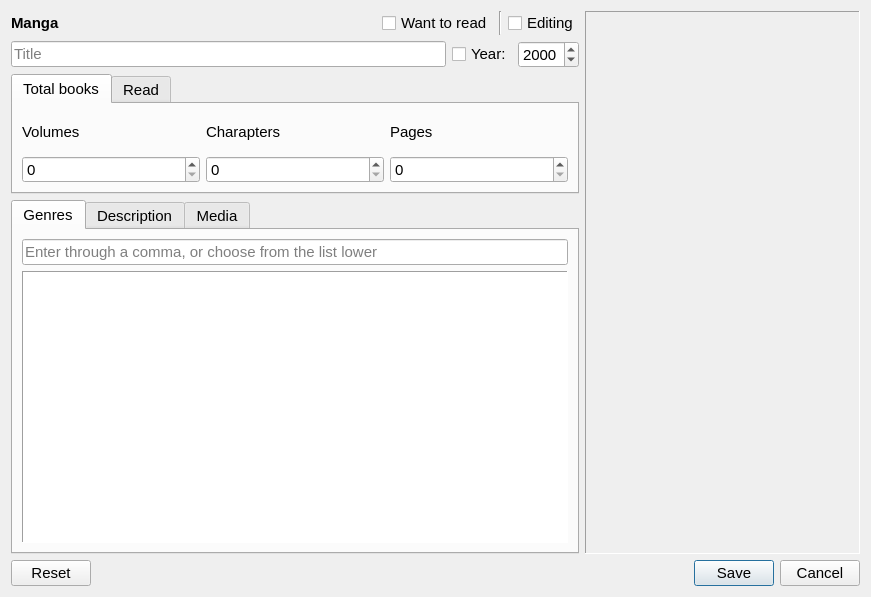
Above: dialogaddmanga.ui from LibertaSoft/DatabaseAnime before the change. Below: the same form after it.
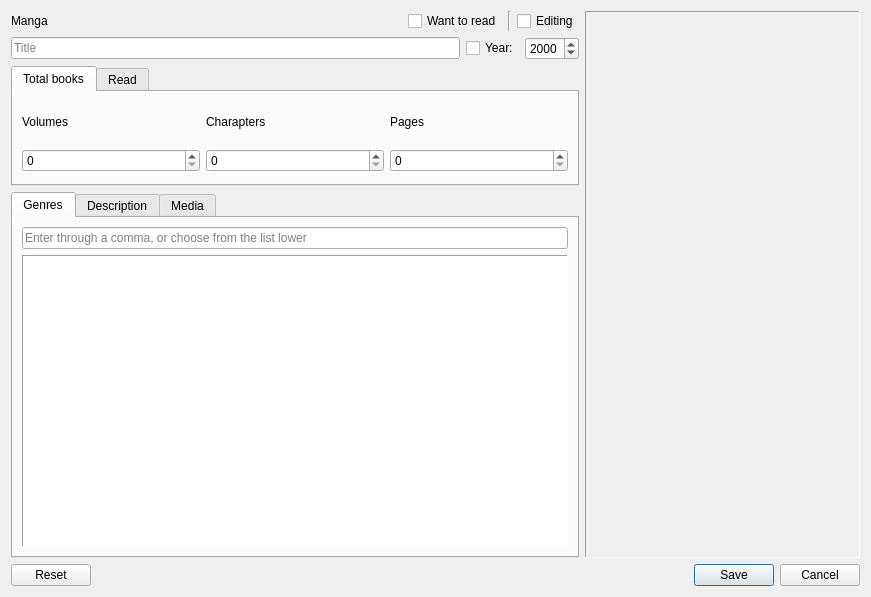
That is the form after the change. Icons and pictures are not drawn. Custom widgets are drawn as their Qt base class.

```diff
--- a/dialogaddmanga.ui
+++ b/dialogaddmanga.ui
@@ -28,14 +28,6 @@
         <layout class="QHBoxLayout" name="HLay_1">
          <item>
           <widget class="QLabel" name="label">
-           <property name="font">
-            <font>
-             <family>Cantarell</family>
-             <pointsize>11</pointsize>
-             <weight>75</weight>
-             <bold>true</bold>
-            </font>
-           </property>
            <property name="text">
             <string>Manga</string>
            </property>
@@ -43,12 +35,6 @@
          </item>
          <item>
           <spacer name="HSpacer_0">
-           <property name="font">
-            <font>
-             <family>Cantarell</family>
-             <pointsize>11</pointsize>
-            </font>
-           </property>
            <property name="orientation">
             <enum>Qt::Horizontal</enum>
            </property>
@@ -62,12 +48,6 @@
          </item>
          <item>
           <widget class="QCheckBox" name="CheckBox_LookLater">
-           <property name="font">
-            <font>
-             <family>Cantarell</family>
-             <pointsize>11</pointsize>
-            </font>
-           </property>
            <property name="text">
             <string>Want to read</string>
            </property>
@@ -75,12 +55,6 @@
          </item>
          <item>
           <widget class="Line" name="line">
-           <property name="font">
-            <font>
-             <family>Cantarell</family>
-             <pointsize>11</pointsize>
-            </font>
-           </property>
            <property name="orientation">
             <enum>Qt::Vertical</enum>
            </property>
@@ -88,12 +62,6 @@
          </item>
          <item>
           <widget class="QCheckBox" name="CheckBox_Editing">
-           <property name="font">
-            <font>
-             <family>Cantarell</family>
-             <pointsize>11</pointsize>
-            </font>
-           </property>
            <property name="text">
             <string>Editing</string>
            </property>
@@ -108,12 +76,6 @@
          </property>
          <item>
           <widget class="QLineEdit" name="LineEdit_Title">
-           <property name="font">
-            <font>
-             <family>Cantarell</family>
-             <pointsize>11</pointsize>
-            </font>
-           </property>
            <property name="maxLength">
             <number>128</number>
            </property>
@@ -127,12 +89,6 @@
          </item>
          <item>
           <widget class="QCheckBox" name="CBox_Year">
-           <property name="font">
-            <font>
-             <family>Cantarell</family>
-             <pointsize>11</pointsize>
-            </font>
-           </property>
            <property name="text">
             <string>Year:</string>
            </property>
@@ -140,12 +96,6 @@
          </item>
          <item>
           <widget class="QSpinBox" name="SpinBox_Year">
-           <property name="font">
-            <font>
-             <family>Cantarell</family>
-             <pointsize>11</pointsize>
-            </font>
-           </property>
            <property name="minimum">
             <number>1900</number>
            </property>
@@ -181,12 +131,6 @@
            <height>120</height>
           </size>
          </property>
-         <property name="font">
-          <font>
-           <family>Cantarell</family>
-           <pointsize>11</pointsize>
-          </font>
-         </property>
          <property name="currentIndex">
           <number>0</number>
          </property>
@@ -203,12 +147,6 @@
                <height>40</height>
               </size>
              </property>
-             <property name="font">
-              <font>
-               <family>Cantarell</family>
-               <pointsize>11</pointsize>
-              </font>
-             </property>
              <property name="text">
               <string>Volumes</string>
              </property>
@@ -222,12 +160,6 @@
                <height>40</height>
               </size>
              </property>
-             <property name="font">
-              <font>
-               <family>Cantarell</family>
-               <pointsize>11</pointsize>
-              </font>
-             </property>
              <property name="text">
               <string>Charapters</string>
              </property>
@@ -241,46 +173,19 @@
                <height>40</height>
               </size>
              </property>
-             <property name="font">
-              <font>
-               <family>Cantarell</family>
-               <pointsize>11</pointsize>
-              </font>
-             </property>
              <property name="text">
               <string>Pages</string>
              </property>
             </widget>
            </item>
            <item row="1" column="0">
-            <widget class="QSpinBox" name="SpinBox_aVol">
-             <property name="font">
-              <font>
-               <family>Cantarell</family>
-               <pointsize>11</pointsize>
-              </font>
-             </property>
-            </widget>
+            <widget class="QSpinBox" name="SpinBox_aVol"/>
            </item>
            <item row="1" column="1">
-            <widget class="QSpinBox" name="SpinBox_aCh">
-             <property name="font">
-              <font>
-               <family>Cantarell</family>
-               <pointsize>11</pointsize>
-              </font>
-             </property>
-            </widget>
+            <widget class="QSpinBox" name="SpinBox_aCh"/>
            </item>
            <item row="1" column="2">
-            <widget class="QSpinBox" name="SpinBox_aPages">
-             <property name="font">
-              <font>
-               <family>Cantarell</family>
-               <pointsize>11</pointsize>
-              </font>
-             </property>
-            </widget>
+            <widget class="QSpinBox" name="SpinBox_aPages"/>
            </item>
           </layout>
          </widget>
@@ -337,12 +242,6 @@
        </item>
        <item>
         <widget class="QTabWidget" name="TabWidget_Info">
-         <property name="font">
-          <font>
-           <family>Cantarell</family>
-           <pointsize>11</pointsize>
-          </font>
-         </property>
          <property name="currentIndex">
           <number>0</number>
          </property>
@@ -353,12 +252,6 @@
           <layout class="QVBoxLayout" name="verticalLayout_2">
            <item>
             <widget class="QLineEdit" name="LineEdit_Tags">
-             <property name="font">
-              <font>
-               <family>Cantarell</family>
-               <pointsize>11</pointsize>
-              </font>
-             </property>
              <property name="text">
               <string/>
              </property>
@@ -390,12 +283,6 @@
                <height>0</height>
               </size>
              </property>
-             <property name="font">
-              <font>
-               <family>Cantarell</family>
-               <pointsize>11</pointsize>
-              </font>
-             </property>
              <property name="frameShape">
               <enum>QFrame::Panel</enum>
              </property>
@@ -532,12 +419,6 @@
          <height>0</height>
         </size>
        </property>
-       <property name="font">
-        <font>
-         <family>Cantarell</family>
-         <pointsize>11</pointsize>
-        </font>
-       </property>
        <property name="toolTip">
         <string>Drop image here, or a double click for a file choice</string>
        </property>
@@ -568,12 +449,6 @@
    </item>
    <item>
     <widget class="QDialogButtonBox" name="BtnBox">
-     <property name="font">
-      <font>
-       <family>Cantarell</family>
-       <pointsize>11</pointsize>
-      </font>
-     </property>
      <property name="standardButtons">
       <set>QDialogButtonBox::Cancel|QDialogButtonBox::Reset|QDialogButtonBox::Save</set>
      </property>
```
